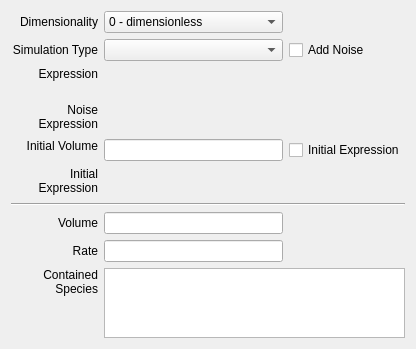
copasi/COPASI, file copasi/UI/CQCompartment.ui: the form before one commit.
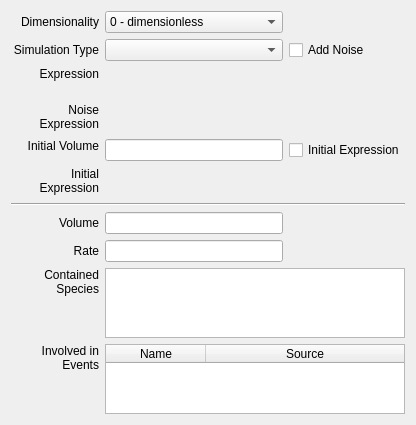
The form after the commit. Custom widgets are drawn as their Qt base class.

Commit message: - issue 1836: display what model elements are being used by events

What changed in the file:
```diff
--- a/copasi/UI/CQCompartment.ui
+++ b/copasi/UI/CQCompartment.ui
@@ -22,7 +22,7 @@
     <x>0</x>
     <y>0</y>
     <width>416</width>
-    <height>330</height>
+    <height>419</height>
    </rect>
   </property>
   <property name="sizePolicy">
@@ -418,6 +418,69 @@
      </property>
     </widget>
    </item>
+   <item row="11" column="0">
+    <widget class="QLabel" name="mpLblEvents">
+     <property name="sizePolicy">
+      <sizepolicy hsizetype="Preferred" vsizetype="Minimum">
+       <horstretch>0</horstretch>
+       <verstretch>0</verstretch>
+      </sizepolicy>
+     </property>
+     <property name="text">
+      <string>Involved in Events</string>
+     </property>
+     <property name="textFormat">
+      <enum>Qt::AutoText</enum>
+     </property>
+     <property name="alignment">
+      <set>Qt::AlignRight|Qt::AlignTop|Qt::AlignTrailing</set>
+     </property>
+     <property name="wordWrap">
+      <bool>true</bool>
+     </property>
+    </widget>
+   </item>
+   <item row="11" column="1" colspan="3">
+    <widget class="QTableWidget" name="mpEventTable">
+     <property name="editTriggers">
+      <set>QAbstractItemView::NoEditTriggers</set>
+     </property>
+     <property name="alternatingRowColors">
+      <bool>true</bool>
+     </property>
+     <property name="selectionMode">
+      <enum>QAbstractItemView::SingleSelection</enum>
+     </property>
+     <property name="selectionBehavior">
+      <enum>QAbstractItemView::SelectRows</enum>
+     </property>
+     <property name="horizontalScrollMode">
+      <enum>QAbstractItemView::ScrollPerPixel</enum>
+     </property>
+     <property name="showGrid">
+      <bool>false</bool>
+     </property>
+     <property name="sortingEnabled">
+      <bool>true</bool>
+     </property>
+     <property name="columnCount">
+      <number>2</number>
+     </property>
+     <attribute name="horizontalHeaderStretchLastSection">
+      <bool>true</bool>
+     </attribute>
+     <column>
+      <property name="text">
+       <string>Name</string>
+      </property>
+     </column>
+     <column>
+      <property name="text">
+       <string>Source</string>
+      </property>
+     </column>
+    </widget>
+   </item>
   </layout>
  </widget>
  <layoutdefault spacing="6" margin="11"/>
```
Left out of the diff: 24 changed lines with no effect on the pictures. The commit also changes 11 other files.
